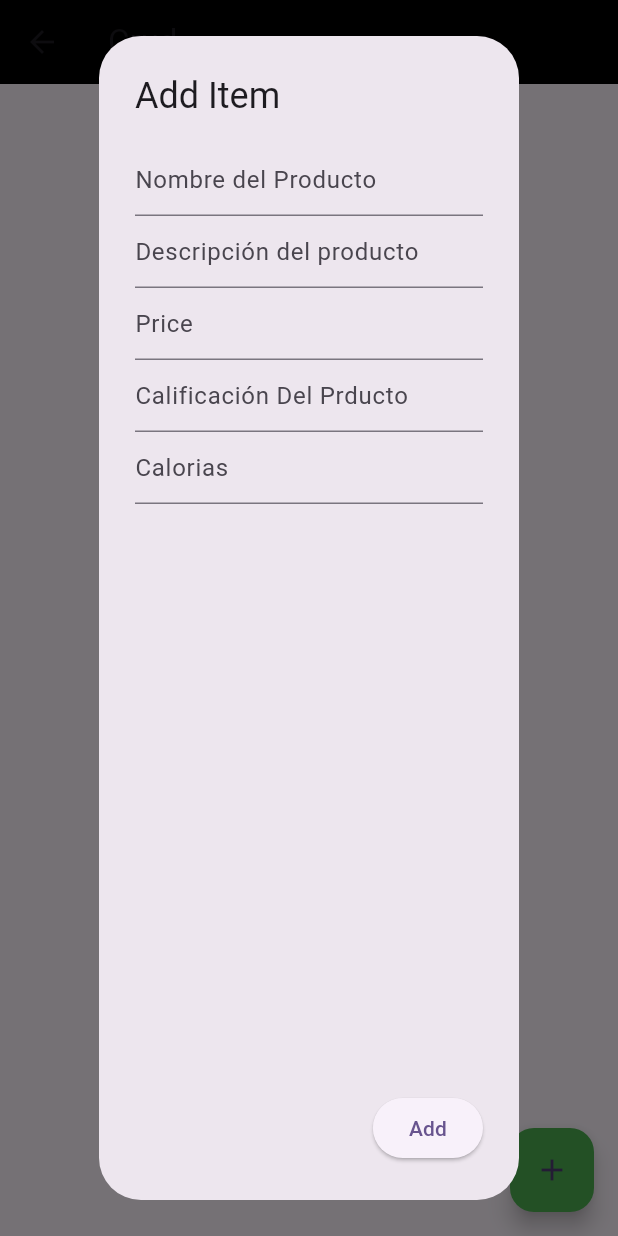
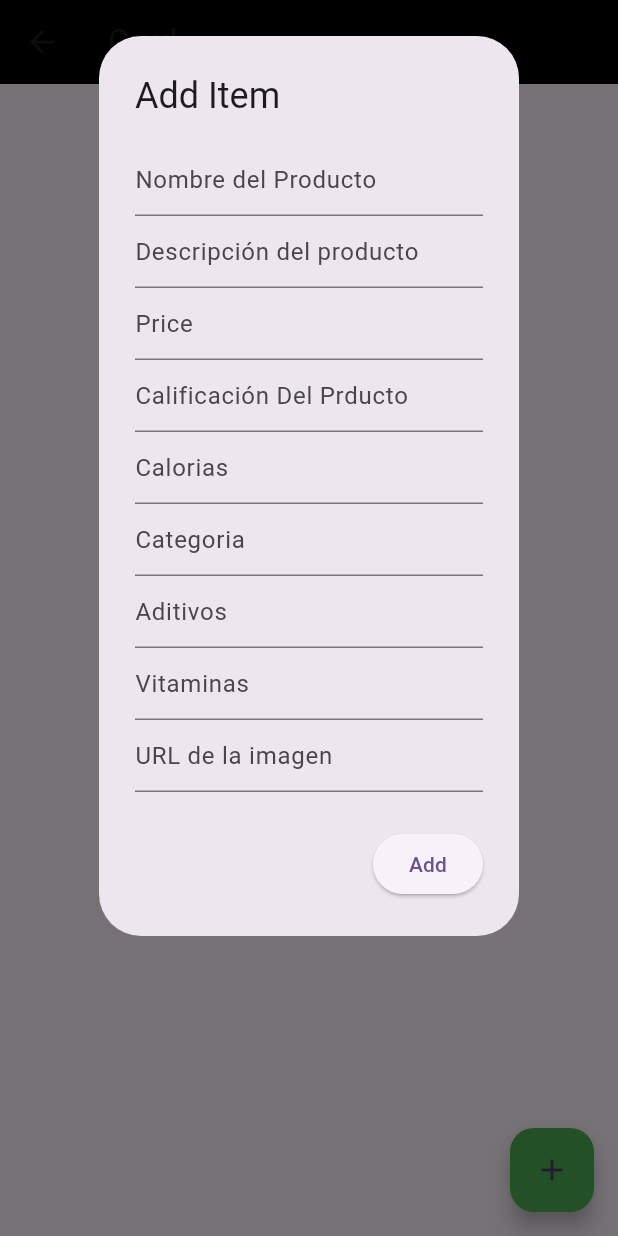
Before and after one commit to RobertoCRIH/flutter-tienda, a Flutter app: the ProductPageList screen opened directly with empty values, after a tap on the "add" icon, on a phone screen of 412 x 824 dp. Run offline on Flutter 3.47's test engine with Material 3 defaults, Android fonts, the phone set to English and light mode, and no system bars; our stand-ins replace hive, hive_flutter; missing offline and left inert: dart:ffi; accounts and stored records are empty.

Commit message:
crud con imagenes
ya se puede subir imagenes a esta cosa

```diff
--- a/flutter_application_store/lib/crud.dart
+++ b/flutter_application_store/lib/crud.dart
@@ -19,5 +19,13 @@ class ProductList{
   @HiveField(5,defaultValue: '100')
   final String calories;
 
-  ProductList(this.title,this.inCart,this.price,this.ranking,this.desc,this.calories);
+  @HiveField(6,defaultValue: 'Nueces')
+  final String category;
+  @HiveField(7,defaultValue: 'Ninguno')
+  final String aditives;
+  @HiveField(8,defaultValue: 'none')
+  final String vitamins;
+  @HiveField(9,defaultValue: 'https://i.cbc.ca/1.3482678.1457489623!/fileImage/httpImage/homer-simpson.jpg')
+  final String img_url;
+  ProductList(this.title,this.inCart,this.price,this.ranking,this.desc,this.calories,this.category,this.aditives,this.vitamins,this.img_url);
 }
--- a/flutter_application_store/lib/crudUI.dart
+++ b/flutter_application_store/lib/crudUI.dart
@@ -45,6 +45,10 @@ class _ProductPageListState extends State<ProductPageList>{
   final TextEditingController _controller_price = TextEditingController();
   final TextEditingController _controller_ranking = TextEditingController();
   final TextEditingController _controller_cal = TextEditingController();
+  final TextEditingController _controller_cat = TextEditingController();
+  final TextEditingController _controller_ad = TextEditingController();
+  final TextEditingController _controller_vitamins = TextEditingController();
+  final TextEditingController _controller_img = TextEditingController();
 
   @override
   Widget build(BuildContext context){
@@ -61,12 +65,23 @@ class _ProductPageListState extends State<ProductPageList>{
             itemBuilder: (context,index){
               var prod = box.getAt(index);
               return ListTile(
-                title: Text(prod!.title),
+                title: Text(""),
                 subtitle: Column(children: [
+                  Text(prod!.title,style: TextStyle(color: Colors.black,fontSize: 16,fontWeight: FontWeight.bold),),
                   Text(prod.desc),
                   Text("\$"+prod.price.toString()),
                   Text("RANKING: "+prod.ranking.toString()),
-                  Text('Calorias: '+prod.calories)
+                  Text('Calorias: '+prod.calories),
+                  Text('Categoria: '+prod.category),
+                  Text('Aditivos: '+prod.aditives),
+                  Text('Vitaminas: '+prod.vitamins),
+
+                  Image.network(prod.img_url,
+                    errorBuilder: (BuildContext context, Object exception, StackTrace? stackTrace) {
+                      return Text('N/A');
+                    },
+                    width: 200,
+                  )
                 ]),
                 leading: Checkbox(
                   value: prod.inCart,
@@ -90,7 +105,7 @@ class _ProductPageListState extends State<ProductPageList>{
         onPressed: () async {
           showDialog(context: context,
           builder: (context){
-            return AlertDialog(
+            return SingleChildScrollView( child: AlertDialog(
               title: Text('Add Item'),
               content:
               Column(children: [
@@ -112,9 +127,26 @@ class _ProductPageListState extends State<ProductPageList>{
                   controller: _controller_ranking,
                   keyboardType: TextInputType.number,
                 ),
+
                 TextField(
                   decoration: InputDecoration(hintText: 'Calorias'),
                   controller: _controller_cal,
+                ),
+                TextField(
+                  decoration: InputDecoration(hintText: 'Categoria'),
+                  controller: _controller_cat,
+                ),
+                TextField(
+                  decoration: InputDecoration(hintText: 'Aditivos'),
+                  controller: _controller_ad,
+                ),
+                TextField(
+                  decoration: InputDecoration(hintText: 'Vitaminas'),
+                  controller: _controller_vitamins,
+                ),
+                TextField(
+                  decoration: InputDecoration(hintText: 'URL de la imagen'),
+                  controller: _controller_img,
                 )
               ],),
 
@@ -123,7 +155,8 @@ class _ProductPageListState extends State<ProductPageList>{
                   child: Text('Add'),
                   onPressed: (){
                     if(_controller.text.isNotEmpty){
-                      var prod = ProductList(_controller.text, false, int.parse(_controller_price.text), int.parse(_controller_ranking.text), _controller_desc.text, _controller_cal.text);
+                      var prod = ProductList(_controller.text, false, int.parse(_controller_price.text), int.parse(_controller_ranking.text), _controller_desc.text, _controller_cal.text,_controller_cat.text,_controller_ad.text,_controller_vitamins.text,_controller_img.text);
+
                       _crudService.addItem(prod);
                       _controller.clear();
                       Navigator.pop(context);
@@ -132,7 +165,7 @@ class _ProductPageListState extends State<ProductPageList>{
 
                 )
               ],
-            );
+            ));
           });
         },
         child: Icon(Icons.add),
```
Also changed, not shown: flutter_application_store/lib/crud.g.dart.
